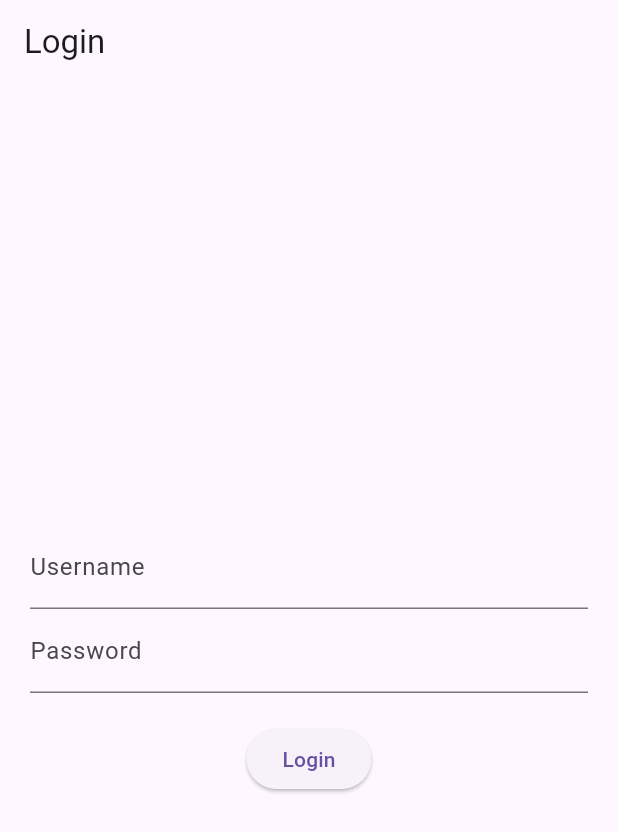
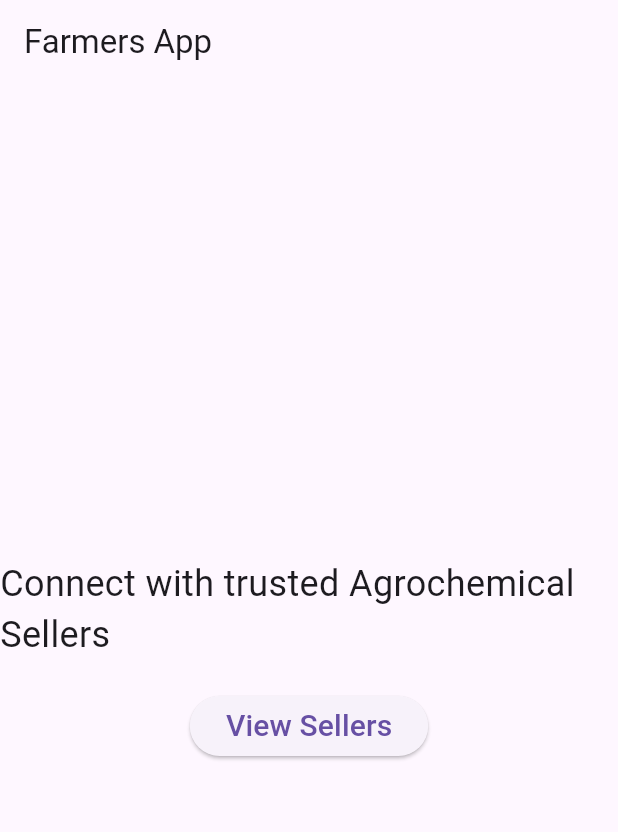
Before and after one commit to agrotrustapp/group32-app, a Flutter app: the screen it shows after launch, on a phone screen of 412 x 824 dp. Shown: the top 832 px of the screen. Run offline on Flutter 3.47's test engine with Material 3 defaults, Android fonts, the light colour scheme and no system bars.

Commit message:
home page created

```diff
--- a/agritrust/lib/main.dart
+++ b/agritrust/lib/main.dart
@@ -1,11 +1,14 @@
+import 'package:agritrust/screens/home_page.dart';
 import 'package:flutter/material.dart';
-import 'screens/login_screen.dart'; // Replace with your actual screen imports
+// Replace with your actual screen imports
 
 void main() {
-  runApp(MyApp());
+  runApp(const MyApp());
 }
 
 class MyApp extends StatelessWidget {
+  const MyApp({super.key});
+
   @override
   Widget build(BuildContext context) {
     return MaterialApp(
@@ -14,7 +17,7 @@ class MyApp extends StatelessWidget {
         primarySwatch: Colors.green,
         visualDensity: VisualDensity.adaptivePlatformDensity,
       ),
-      home: LoginScreen(), // Replace with your initial screen
+      home: const HomePage(), // Replace with your initial screen
     );
   }
 }
--- /dev/null
+++ b/agritrust/lib/screens/home_page.dart
@@ -0,0 +1,88 @@
+import 'package:flutter/material.dart';
+// ignore: depend_on_referenced_packages
+// import 'package:agrochemicalsellers/screens/seller_list_screen.dart';
+
+class HomePage extends StatelessWidget {
+  const HomePage({super.key});
+
+  @override
+  Widget build(BuildContext context) {
+    return Scaffold(
+      appBar: AppBar(
+        title: const Text('Farmers App'),
+      ),
+      body: Center(
+        child: Column(
+          mainAxisAlignment: MainAxisAlignment.center,
+          children: [
+            const Text(
+              'Connect with trusted Agrochemical Sellers',
+              style: TextStyle(fontSize: 24),
+            ),
+            const SizedBox(height: 20),
+            ElevatedButton(
+              child: const Text(
+                'View Sellers',
+                style: TextStyle(fontSize: 20),
+              ),
+              onPressed: () {
+                Navigator.push(
+                  context,
+                  MaterialPageRoute(builder: (context) => const SellerListScreen()),
+                );
+              },
+            ),
+          ],
+        ),
+      ),
+    );
+  }
+}
+
+class SellerListScreen extends StatefulWidget {
+  const SellerListScreen({super.key});
+
+  @override
+  // ignore: library_private_types_in_public_api
+  _SellerListScreenState createState() => _SellerListScreenState();
+}
+
+class _SellerListScreenState extends State<SellerListScreen> {
+  List<Seller> sellers = [
+    Seller(name: 'AgroChem Enterprises', location: 'Kampala', rating: 4.8),
+    Seller(name: 'Growers LLC', location: 'Nairobi', rating: 4.5),
+    Seller(name: 'Planters Inc', location: 'Kigali', rating: 4.2),
+    Seller(name: 'Greenway Agro', location: 'Dar Es Salaam', rating: 4.0),
+    Seller(name: 'CropKing Farms', location: 'Lusaka', rating: 4.0),
+  ];
+
+  @override
+  Widget build(BuildContext context) {
+    return Scaffold(
+      appBar: AppBar(
+        title: const Text('Trusted Agrochemical Sellers'),
+      ),
+      body: Container(
+        padding: const EdgeInsets.all(16),
+        child: ListView.builder(
+          itemCount: sellers.length,
+          itemBuilder: (context, index) {
+            return ListTile(
+              title: Text(sellers[index].name),
+              subtitle: Text(sellers[index].location),
+              trailing: Text('${sellers[index].rating}'),
+            );
+          },
+        ),
+      ),
+    );
+  }
+}
+
+class Seller {
+  final String name;
+  final String location;
+  final double rating;
+
+  Seller({required this.name, required this.location, required this.rating});
+}
```
Also changed, not shown: agritrust/lib/screens/login_screen.dart (line endings or trailing spaces).
